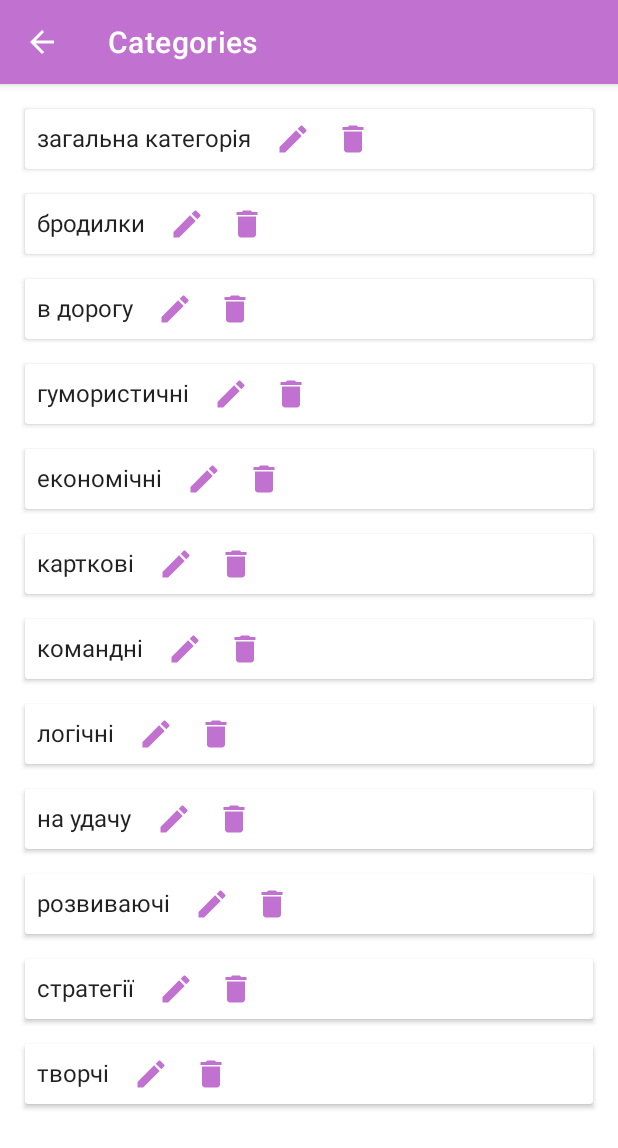
After one commit to Irama03/MyBoardGames, an Android app: the CategoriesActivity screen opened directly, with no data from a screen before it, on a phone screen of 412 x 824 dp. The commit adds this screen. Shown: the top 1148 px of the screen. Run offline under Robolectric (Android 15) with nearby library versions, the phone set to English and light mode, and no system bars; libraries missing offline, so code that uses them is left out: com.github.thunder413.datetimeutils.

Commit message:
Deleting categories implemented

```diff
--- a/app/src/main/java/com/example/myboardgames/ButtonsActions.java
+++ b/app/src/main/java/com/example/myboardgames/ButtonsActions.java
@@ -139,6 +139,7 @@ public class ButtonsActions {
             @Override
             public void onClick(View v) {
                 ButtonsActions.hideKeyboard(activity);
+                //Toast.makeText(activity, "categoriesList: " + categoriesList + "; categories.length: " + categories.length + "; selectedCategories.length: " + selectedCategories.length, Toast.LENGTH_LONG).show();
                 AlertDialog.Builder builder = new AlertDialog.Builder(activity);
                 builder.setTitle(R.string.selectCategories);
                 builder.setCancelable(true);
@@ -180,4 +181,9 @@ public class ButtonsActions {
         });
     }
 
+    public static void removeOnClickListener(View view) {
+        view.setOnClickListener(null);
+        view.setClickable(false);
+    }
+
 }
--- /dev/null
+++ b/app/src/main/java/com/example/myboardgames/adapters/CategoryAdapter.java
@@ -0,0 +1,163 @@
+package com.example.myboardgames.adapters;
+
+import android.content.Context;
+import android.view.LayoutInflater;
+import android.view.View;
+import android.view.ViewGroup;
+import android.widget.ImageButton;
+import android.widget.ImageView;
+import android.widget.TextView;
+
+import androidx.annotation.NonNull;
+import androidx.recyclerview.widget.RecyclerView;
+
+import com.example.myboardgames.GamesProcessor;
+import com.example.myboardgames.R;
+import com.example.myboardgames.ui.CategoriesActivity;
+import com.github.thunder413.datetimeutils.DateTimeUtils;
+
+import java.util.List;
+
+public class CategoryAdapter extends RecyclerView.Adapter<CategoryAdapter.CategoryViewHolder>{
+    private List<String> categories;
+    private boolean[] isHidden;
+    private OnCategoryClickListener onCategoryClickListener;
+    private final LayoutInflater inflater;
+    private Context context;
+
+    /**
+     * public interface is used to set action when the category item is clicked
+     */
+    public interface OnCategoryClickListener {
+        /**
+         * method is used to react to the click on the category item
+         *
+         * @param category
+         * @param position
+         */
+        void onCategoryClicked(String category, int position);
+    }
+
+    /**
+     * public constructor with parameters
+     *
+     * @param context
+     * @param categories
+     * @param onClickListener
+     */
+    public CategoryAdapter(Context context, List<String> categories, OnCategoryClickListener onClickListener) {
+        this.categories = categories;
+        this.isHidden = new boolean[categories.size()];
+        this.context = context;
+        onCategoryClickListener = onClickListener;
+        inflater = LayoutInflater.from(context);
+    }
+
+    /**
+     * method is used to set layout to the category item
+     *
+     * @param parent
+     * @param viewType
+     * @return
+     */
+    @NonNull
+    @Override
+    public CategoryViewHolder onCreateViewHolder(@NonNull ViewGroup parent, int viewType) {
+        View view = inflater.inflate(R.layout.categories_item, parent, false);
+        return new CategoryViewHolder(view);
+    }
+
+    /**
+     * method is used to set data to the category item
+     *
+     * @param holder
+     * @param position
+     */
+    @Override
+    public void onBindViewHolder(@NonNull CategoryAdapter.CategoryViewHolder holder, int position) {
+        if (categories.size() != isHidden.length) {
+            isHidden = new boolean[categories.size()];
+        }
+        if (isHidden[position]) {
+            holder.itemView.setVisibility(View.GONE);
+            holder.itemView.setLayoutParams(getZeroLayoutParams());
+            return;
+        } else {
+            holder.itemView.setVisibility(View.VISIBLE);
+            holder.itemView.setLayoutParams(getDefaultLayoutParams());
+        }
+
+        String category = categories.get(position);
+
+        holder.ibRemoveCategory.setOnClickListener(new View.OnClickListener() {
+            @Override
+            public void onClick(View view) {
+                GamesProcessor.deleteCategory(context, category);
+                GamesProcessor.saveCategories(context);
+                CategoryAdapter.this.notifyDataSetChanged();
+            }
+        });
+
+        //ButtonsActions.favoriteAction(category, holder.ibFavoriteButton, context);
+        //ButtonsActions.chooseAction(category, holder.ibCheckcategory, context, null, null);
+
+        holder.tvCategoryName.setText(category);
+
+        holder.itemView.setOnClickListener(new View.OnClickListener() {
+            @Override
+            public void onClick(View v) {
+                onCategoryClickListener.onCategoryClicked(category, position);
+            }
+        });
+    }
+
+    /**
+     * method is used to get size of the categories list
+     *
+     * @return
+     */
+    @Override
+    public int getItemCount() {
+        return categories.size();
+    }
+
+    private static RecyclerView.LayoutParams getDefaultLayoutParams() {
+        RecyclerView.LayoutParams res = new RecyclerView.LayoutParams(RecyclerView.LayoutParams.MATCH_PARENT, RecyclerView.LayoutParams.WRAP_CONTENT);
+        //TODO Звідки такі числа???
+        res.topMargin = 25;
+        res.rightMargin = 25;
+        res.leftMargin = 25;
+        return res;
+    }
+
+    private static RecyclerView.LayoutParams getZeroLayoutParams() {
+        return new RecyclerView.LayoutParams(0, 0);
+    }
+
+    public static class CategoryViewHolder extends RecyclerView.ViewHolder {
+
+        public TextView tvCategoryName;
+        public ImageButton ibEditButton, ibRemoveCategory;
+
+        /**
+         * public constructor with parameters
+         *
+         * @param itemView
+         */
+        public CategoryViewHolder(@NonNull View itemView) {
+            super(itemView);
+            init(itemView);
+        }
+
+        /**
+         * method is used to initialise views of the view holder
+         *
+         * @param itemView
+         */
+        private void init(View itemView) {
+            tvCategoryName = itemView.findViewById(R.id.tvCategoryName);
+            ibEditButton = itemView.findViewById(R.id.ibEditButton);
+            ibRemoveCategory = itemView.findViewById(R.id.ibRemoveCategory);
+        }
+    }
+}
--- /dev/null
+++ b/app/src/main/java/com/example/myboardgames/ui/CategoriesActivity.java
@@ -0,0 +1,47 @@
+package com.example.myboardgames.ui;
+
+import android.content.Intent;
+import android.os.Bundle;
+import android.widget.Toast;
+
+import androidx.appcompat.app.AppCompatActivity;
+import androidx.recyclerview.widget.RecyclerView;
+
+import com.example.myboardgames.Game;
+import com.example.myboardgames.GamesProcessor;
+import com.example.myboardgames.R;
+import com.example.myboardgames.adapters.CategoryAdapter;
+import com.example.myboardgames.adapters.GameAdapter;
+import com.example.myboardgames.ui.games.GamesFragment;
+
+import java.util.List;
+
+public class CategoriesActivity extends AppCompatActivity {
+
+    private CategoryAdapter adapter;
+    private RecyclerView recyclerView;
+    private List<String> categories;
+
+    @Override
+    protected void onCreate(Bundle savedInstanceState) {
+        super.onCreate(savedInstanceState);
+        setContentView(R.layout.activity_categories);
+        //setupActionBar();
+        recyclerView = findViewById(R.id.recyclerViewCategories);
+        categories = GamesProcessor.getCategories();
+        //filterCategories = GamesProcessor.getCopyOfGames();
+        adapter = new CategoryAdapter(this, categories, new CategoryAdapter.OnCategoryClickListener() {
+            @Override
+            public void onCategoryClicked(String category, int position) {
+                Toast.makeText(CategoriesActivity.this, category + " on position " + position + " clicked", Toast.LENGTH_LONG).show();
+                //Intent intent = new Intent(GamesFragment.this.getContext(), GameInfoActivity.class);
+                //intent.putExtra("Game", game);
+                //intent.putExtra("GamePosition", position);
+                //intent.putExtra("Adapter", (Parcelable) adapter);
+                //startActivityForResult(intent, GAME_INFO_REQUEST);
+                //startActivity(intent);
+            }
+        });
+        recyclerView.setAdapter(adapter);
+    }
+}
--- a/app/src/main/java/com/example/myboardgames/ui/GameInfoActivity.java
+++ b/app/src/main/java/com/example/myboardgames/ui/GameInfoActivity.java
@@ -67,7 +67,7 @@ public class GameInfoActivity extends AppCompatActivity {
         //game = GamesProcessor.getGames().get(gamePosition);
         game = GamesProcessor.getGameByName(gameCopy.getName());
         //adapterInterface = (AdapterInterface) getSupportFragmentManager().findFragmentById(R.id.nav_host_fragment);
-        //adapter = (RecyclerView.Adapter<GameAdapter.ViewHolder>)getIntent().getParcelableExtra("Adapter");
+        //adapter = (RecyclerView.Adapter<GameAdapter.GameViewHolder>)getIntent().getParcelableExtra("Adapter");
         //mTextView = (TextView) findViewById(R.id.text);
         //mTextView.setText(game.getName());
 
@@ -233,7 +233,7 @@ public class GameInfoActivity extends AppCompatActivity {
     public void removeGame(){
         //String res = "There were " + GamesProcessor.getGames().size() + " games. Game "
                 //+ game.getName() + " on position " + gamePosition + " is deleting... ";
-        GamesProcessor.getGames().remove(game);
+        GamesProcessor.deleteGame(game);
         //res = res + "Now there are " + GamesProcessor.getGames().size() + " games.";
         //Toast.makeText(this, res, Toast.LENGTH_LONG).show();
         Toast.makeText(this, "Гру було видалено", Toast.LENGTH_LONG).show();
--- a/app/src/main/java/com/example/myboardgames/ui/addGame/AddGameFragment.java
+++ b/app/src/main/java/com/example/myboardgames/ui/addGame/AddGameFragment.java
@@ -81,9 +81,8 @@ public class AddGameFragment extends Fragment {
         playingTimeSp = (Spinner)(view.findViewById(R.id.playingTimeSp));
         initSpinner(R.array.time, playingTimeSp, false);
         //categoriesText = (TextView)(view.findViewById(R.id.categoriesText));
-        //ButtonsActions.initMultiSpinner(categoriesList, categories, selectedCategories);
         initMultiSpinner();
-        ButtonsActions.setCategoriesListener(categoriesText, getActivity(), categoriesList, categories, selectedCategories);
+        //ButtonsActions.setCategoriesListener(categoriesText, getActivity(), categoriesList, categories, selectedCategories);
 
         ibStar1 = (ImageButton)(view.findViewById(R.id.ibStar1));
         ibStar2 = (ImageButton)(view.findViewById(R.id.ibStar2));
@@ -143,6 +142,7 @@ public class AddGameFragment extends Fragment {
                             boolean[] helpSelectedCategories = new boolean[size];
                             System.arraycopy(selectedCategories, 0, helpSelectedCategories, 0, size - 1);
                             selectedCategories = helpSelectedCategories;
+                            ButtonsActions.setCategoriesListener(categoriesText, getActivity(), categoriesList, categories, selectedCategories);
                             //Toast.makeText(getContext(), "Категорію додано", Toast.LENGTH_LONG).show();
                             dialog.dismiss();
                         }
@@ -222,6 +222,7 @@ public class AddGameFragment extends Fragment {
         List<String> listCategories = GamesProcessor.getCategories();
         categories = listCategories.toArray(new String[0]);
         selectedCategories = new boolean[categories.length];
+        ButtonsActions.setCategoriesListener(categoriesText, getActivity(), categoriesList, categories, selectedCategories);
     }
 
     private void addGame(){
--- /dev/null
+++ b/app/src/main/res/drawable/ic_baseline_delete_24.xml
@@ -0,0 +1,5 @@
+<vector android:height="24dp" android:tint="@color/purple_base"
+    android:viewportHeight="24" android:viewportWidth="24"
+    android:width="24dp" xmlns:android="http://schemas.android.com/apk/res/android">
+    <path android:fillColor="@color/purple_base" android:pathData="M6,19c0,1.1 0.9,2 2,2h8c1.1,0 2,-0.9 2,-2V7H6v12zM19,4h-3.5l-1,-1h-5l-1,1H5v2h14V4z"/>
+</vector>
--- /dev/null
+++ b/app/src/main/res/drawable/ic_baseline_edit_24.xml
@@ -0,0 +1,5 @@
+<vector android:height="24dp" android:tint="@color/purple_base"
+    android:viewportHeight="24" android:viewportWidth="24"
+    android:width="24dp" xmlns:android="http://schemas.android.com/apk/res/android">
+    <path android:fillColor="@color/purple_base" android:pathData="M3,17.25V21h3.75L17.81,9.94l-3.75,-3.75L3,17.25zM20.71,7.04c0.39,-0.39 0.39,-1.02 0,-1.41l-2.34,-2.34c-0.39,-0.39 -1.02,-0.39 -1.41,0l-1.83,1.83 3.75,3.75 1.83,-1.83z"/>
+</vector>
--- /dev/null
+++ b/app/src/main/res/layout/activity_categories.xml
@@ -0,0 +1,10 @@
+<?xml version="1.0" encoding="utf-8"?>
+<androidx.recyclerview.widget.RecyclerView xmlns:android="http://schemas.android.com/apk/res/android"
+    xmlns:app="http://schemas.android.com/apk/res-auto"
+    android:id="@+id/recyclerViewCategories"
+    android:layout_width="match_parent"
+    android:layout_height="wrap_content"
+    android:clipToPadding="false"
+    android:paddingBottom="70dp"
+    app:layoutManager="androidx.recyclerview.widget.LinearLayoutManager">
+</androidx.recyclerview.widget.RecyclerView>
--- /dev/null
+++ b/app/src/main/res/layout/categories_item.xml
@@ -0,0 +1,39 @@
+<?xml version="1.0" encoding="utf-8"?>
+<androidx.cardview.widget.CardView
+    xmlns:android="http://schemas.android.com/apk/res/android"
+    android:layout_width="match_parent"
+    android:layout_height="wrap_content"
+    android:layout_margin="8dp">
+
+    <RelativeLayout
+        android:layout_width="match_parent"
+        android:layout_height="wrap_content">
+
+        <TextView
+            android:id="@+id/tvCategoryName"
+            style="@style/DescriptionText"
+            android:layout_width="wrap_content"
+            android:layout_height="wrap_content"
+            android:padding="8dp"
+            android:text="Name" />
+
+        <ImageButton
+            android:id="@+id/ibEditButton"
+            android:layout_height="wrap_content"
+            android:layout_width="wrap_content"
+            android:src="@drawable/ic_baseline_edit_24"
+            android:background="@android:color/transparent"
+            android:layout_toEndOf="@id/tvCategoryName"
+            android:padding="8dp"/>
+
+        <ImageButton
+            android:id="@+id/ibRemoveCategory"
+            android:layout_width="wrap_content"
+            android:layout_height="wrap_content"
+            android:src="@drawable/ic_baseline_delete_24"
+            android:background="@android:color/transparent"
+            android:layout_toEndOf="@id/ibEditButton"
+            android:padding="8dp"/>
+
+    </RelativeLayout>
+</androidx.cardview.widget.CardView>
--- a/app/src/main/res/values/strings.xml
+++ b/app/src/main/res/values/strings.xml
@@ -128,4 +128,7 @@
     <string name="selectCategories">Оберіть категорії гри</string>
     <string name="ok">OK</string>
     <string name="choose_categories">Оберіть категорії</string>
+    <string name="action_categories">Categories</string>
+    <string name="title_activity_categories">Categories</string>
+    <string name="title_activity_settings">Settings</string>
 </resources>
```
Also changed, not shown: app/src/main/AndroidManifest.xml (+10 -0 lines), app/src/main/java/com/example/myboardgames/GamesProcessor.java (+16 -1 lines), app/src/main/java/com/example/myboardgames/MainActivity.java (+22 -8 lines), app/src/main/java/com/example/myboardgames/adapters/GameAdapter.java (+6 -11 lines), app/src/main/java/com/example/myboardgames/ui/SettingsActivity.java (added, +14 -0 lines), app/src/main/res/layout/activity_settings.xml (added, +19 -0 lines), app/src/main/res/menu/menu_main.xml (+6 -1 lines).
